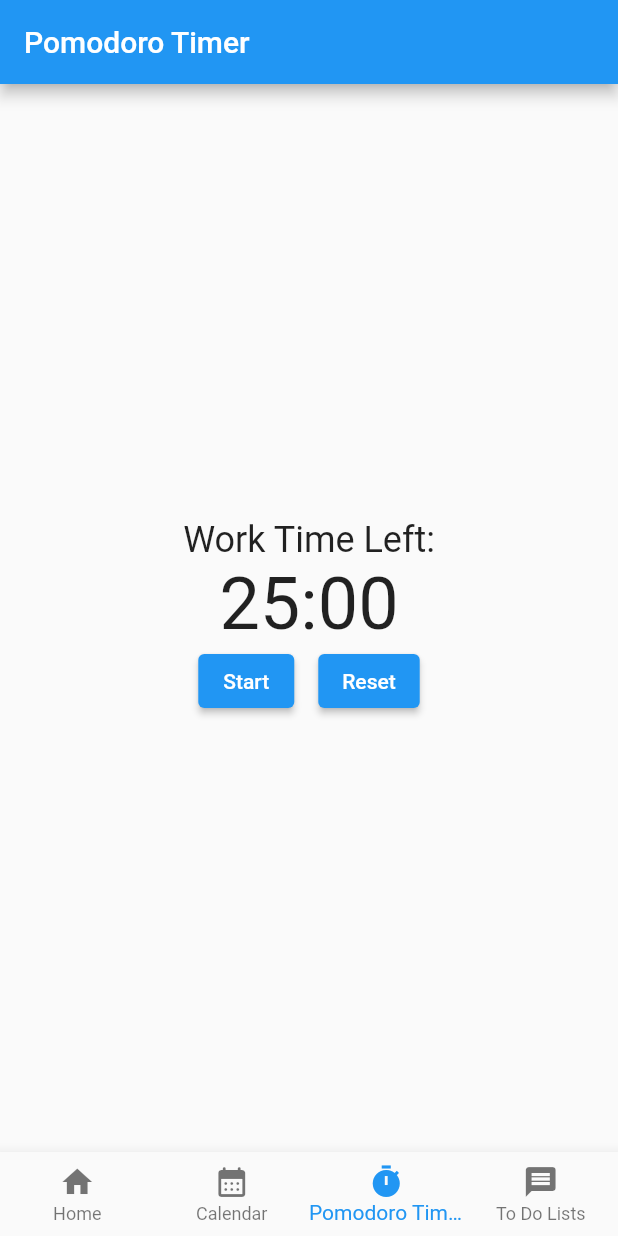
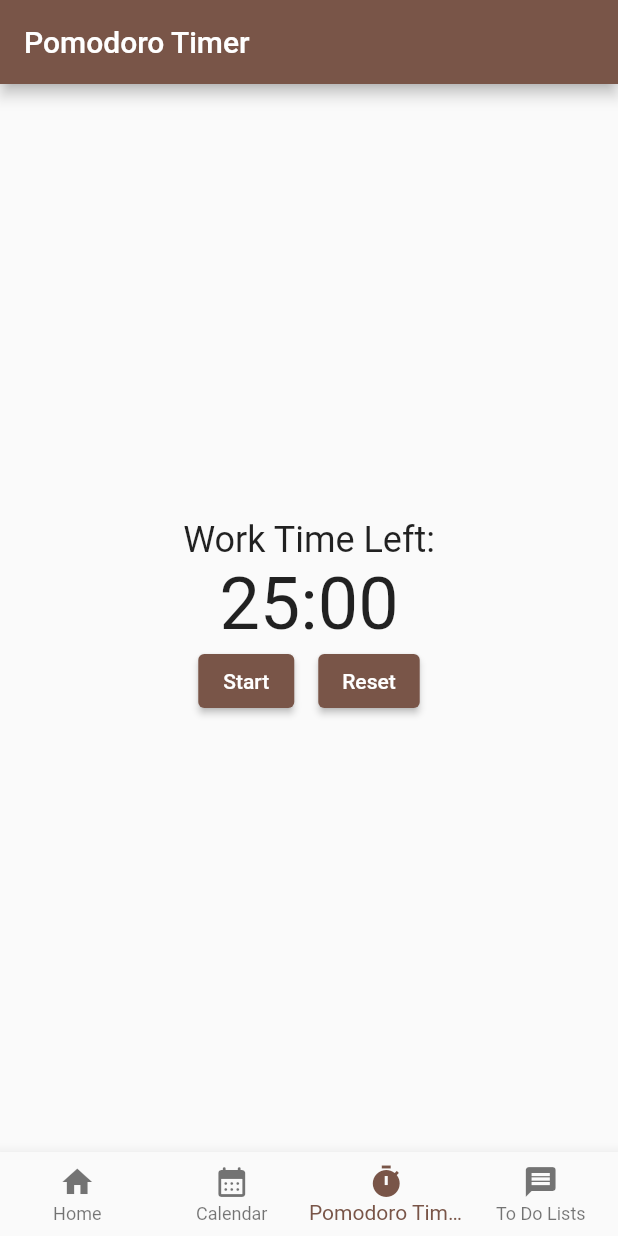
Before and after one commit to progmarii/dorolify, a Flutter app: the screen it shows after launch, item 3 of the bottom bar chosen, on a phone screen of 412 x 824 dp. Run offline on Flutter 3.47's test engine with Material 2 defaults, Android fonts, the phone set to English and light mode, and no system bars; our stand-ins replace table_calendar.

Commit message:
Update main.dart
Updated version of the main.dart

```diff
--- a/lib/main.dart
+++ b/lib/main.dart
@@ -6,13 +6,16 @@ void main() {
 }
 
 class MyApp extends StatelessWidget {
-  const MyApp({super.key});
+  const MyApp({Key? key}) : super(key: key);
 
   @override
   Widget build(BuildContext context) {
-    return const MaterialApp(
+    return MaterialApp(
       debugShowCheckedModeBanner: false,
-      home: HomePage(),
+      theme: ThemeData(
+        primarySwatch: Colors.brown,
+      ),
+      home: const HomePage(),
     );
   }
 }
```
